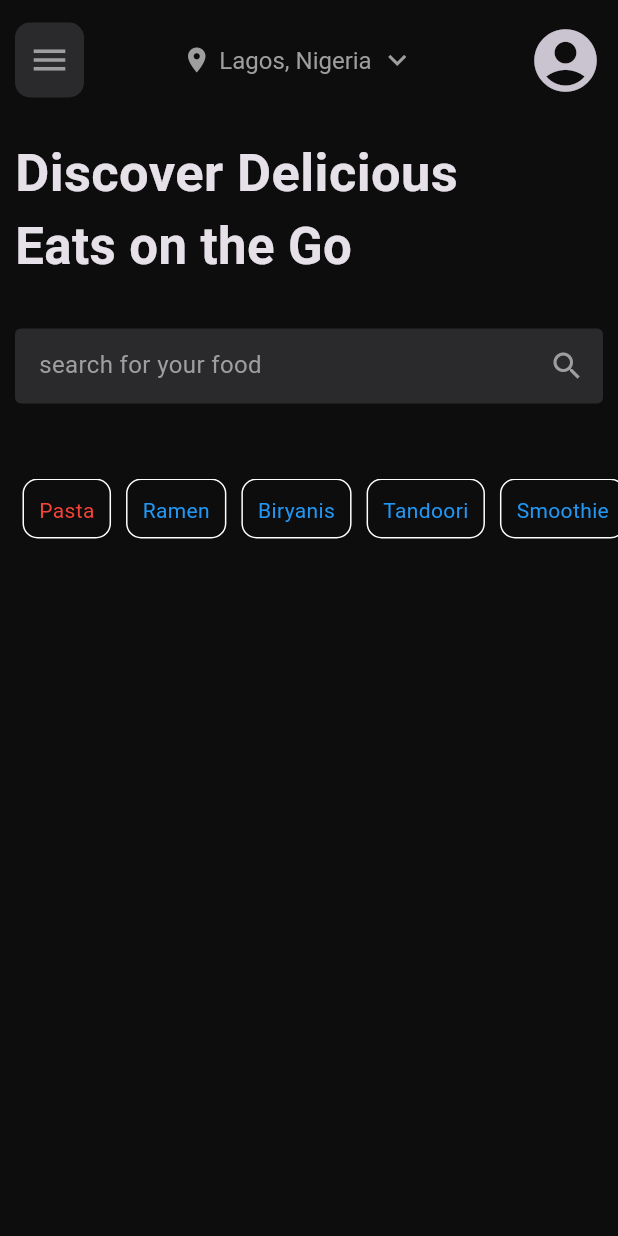
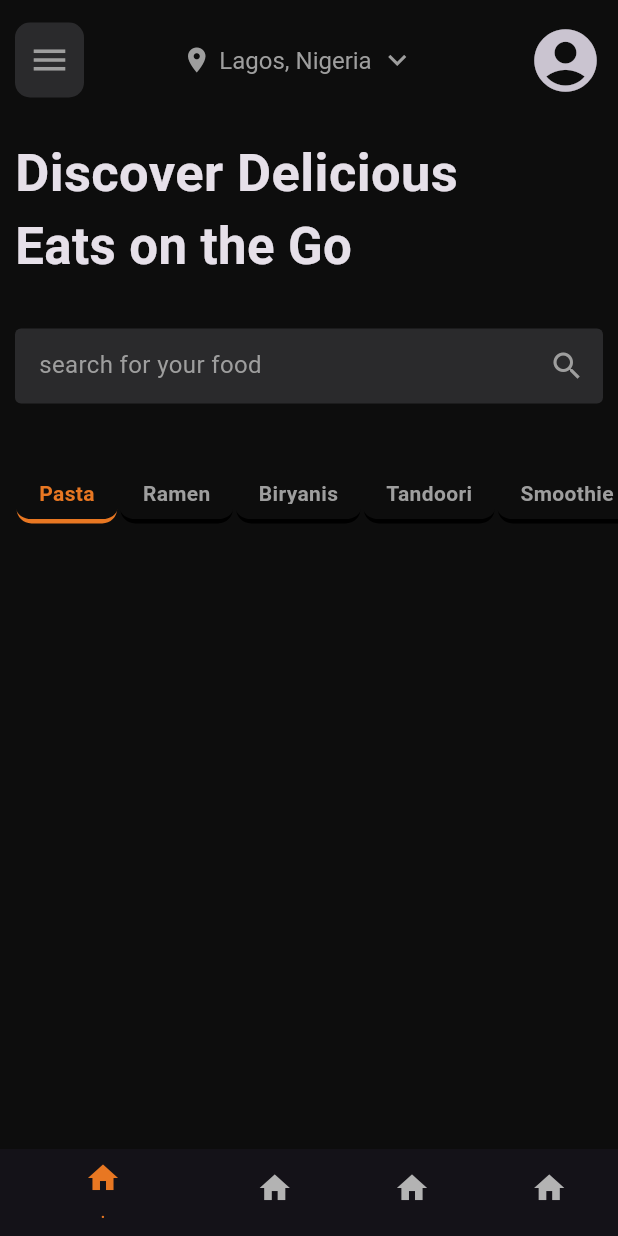
Before and after one commit to JoshuaOzibo/Mobile_Food_App, a Flutter app: the screen it shows after launch, on a phone screen of 412 x 824 dp. Run offline on Flutter 3.47's test engine with Material 3 defaults, Android fonts, the phone set to English and light mode, and no system bars.

Commit message:
added bottom navigation icons

```diff
--- a/lib/features/home/components/filter_button.dart
+++ b/lib/features/home/components/filter_button.dart
@@ -1,4 +1,5 @@
 import 'package:flutter/material.dart';
+import 'package:mobile_food_app/core/nova_colors.dart';
 
 class FilterButton extends StatelessWidget {
   const FilterButton({
@@ -15,17 +16,26 @@ class FilterButton extends StatelessWidget {
   @override
   Widget build(BuildContext context) {
     return Container(
-      margin: const EdgeInsets.symmetric(horizontal: 5),
-      padding: const EdgeInsets.symmetric(horizontal: 10, vertical: 10),
+      margin: const EdgeInsets.symmetric(horizontal: 1),
+      padding: const EdgeInsets.symmetric(horizontal: 15, vertical: 10),
       decoration: BoxDecoration(
-        border: Border.all(width: 1, color: Colors.white),
-        borderRadius: BorderRadius.circular(10)
+        border: Border(
+          bottom: BorderSide(
+            width: 3,
+            style: BorderStyle.solid,
+            color: isSelected ? NovaColors.primaryOrange : Colors.black,
+          ),
+        ),
+        borderRadius: BorderRadius.circular(10),
       ),
       child: GestureDetector(
         onTap: onTapFilter,
         child: Text(
           text,
-          style: TextStyle(color: isSelected ? Colors.red : Colors.blue),
+          style: TextStyle(
+            fontWeight: FontWeight.bold,
+            color: isSelected ? NovaColors.primaryOrange : NovaColors.textGray,
+            ),
         ),
       ),
     );
--- a/lib/features/home/screen/home_page.dart
+++ b/lib/features/home/screen/home_page.dart
@@ -11,6 +11,7 @@ class HomePage extends StatefulWidget {
   State<HomePage> createState() => _HomePageState();
 }
 
+int currentBottomIndex = 0;
 bool isTextSelected = true;
 String selectedText = 'Pasta';
 
@@ -65,7 +66,7 @@ class _HomePageState extends State<HomePage> {
       body: Column(
         crossAxisAlignment: CrossAxisAlignment.start,
         children: [
-          SizedBox(height: 10),
+         const SizedBox(height: 10),
           Padding(
             padding: const EdgeInsets.symmetric(horizontal: 10),
             child: Column(
@@ -82,7 +83,7 @@ class _HomePageState extends State<HomePage> {
               ],
             ),
           ),
-          SizedBox(height: 20),
+          const SizedBox(height: 20),
           Padding(
             padding: const EdgeInsets.all(10.0),
             child: SizedBox(
@@ -105,7 +106,7 @@ class _HomePageState extends State<HomePage> {
             ),
           ),
 
-          SizedBox(height: 40,),
+          const SizedBox(height: 30,),
 
           Padding(
             padding: const EdgeInsets.only(left: 10),
@@ -131,6 +132,22 @@ class _HomePageState extends State<HomePage> {
           ),
         ],
       ),
+
+      bottomNavigationBar: BottomNavigationBar(
+        // elevation: 0,
+        currentIndex: currentBottomIndex,
+        onTap: ((item) => setState(() {
+          currentBottomIndex = item;
+        })),
+        selectedItemColor: NovaColors.primaryOrange,
+        unselectedItemColor: NovaColors.textSecondary,
+
+        items: [
+        BottomNavigationBarItem(icon: Icon(Icons.home), label: '.'),
+        BottomNavigationBarItem(icon: Icon(Icons.home), label: '.'),
+        BottomNavigationBarItem(icon: Icon(Icons.home), label: '.'),
+        BottomNavigationBarItem(icon: Icon(Icons.home), label: '.'),
+      ])
     );
   }
 }
```
